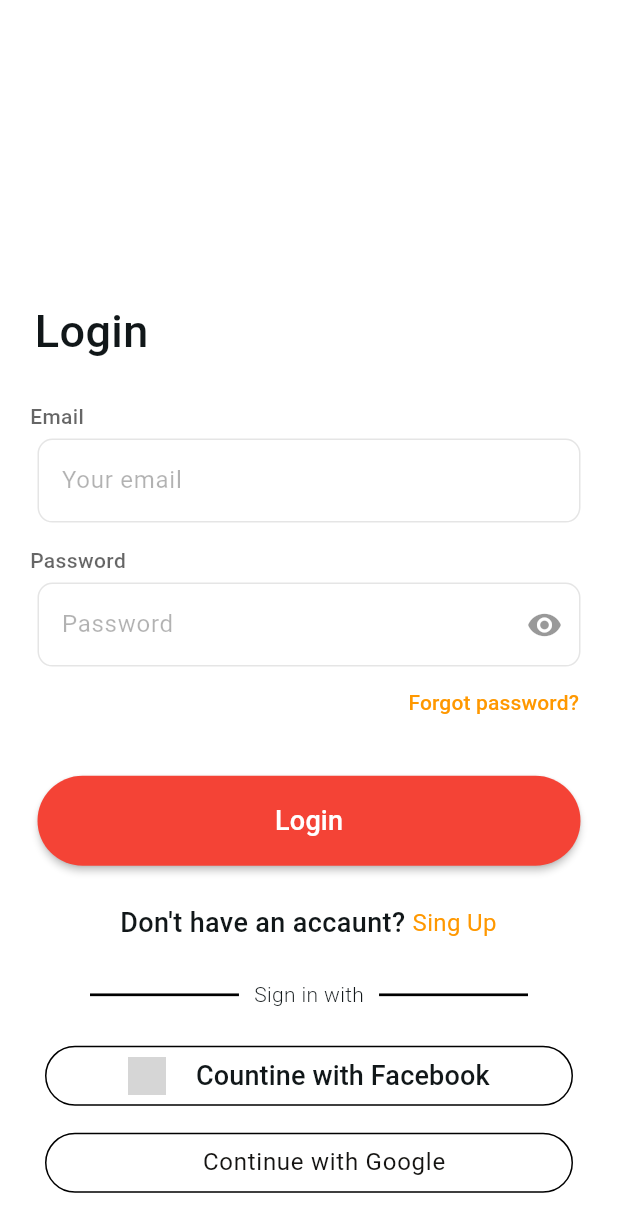
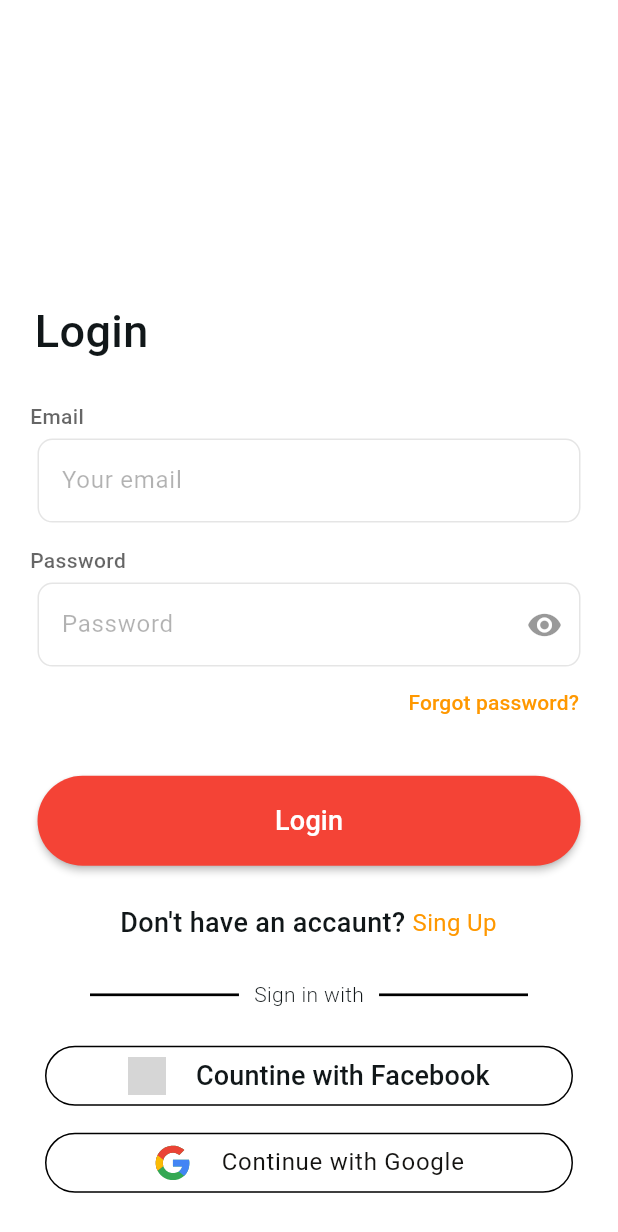
Before and after one commit to Zafarbek708k/food_delivery, a Flutter app: the screen it shows after launch, after a tap on "Start with email", on a phone screen of 412 x 824 dp. Shown: the top 1232 px of the screen. Run offline on Flutter 3.47's test engine with Material 3 defaults, Android fonts, the phone set to English and light mode, and no system bars; our stand-ins replace connectivity_plus, device_preview, dio, flutter_riverpod, flutter_screenutil, flutter_secure_storage and 7 more; missing offline and left inert: yandex_mapkit; network calls fail; Roboto replaces fonts that are missing (Rubik); project files that could hold a hidden picture were left out; grey boxes are pictures that could not be loaded.

Commit message:
commit by Asadbek

```diff
--- a/lib/src/feature/auth/pages/login_page.dart
+++ b/lib/src/feature/auth/pages/login_page.dart
@@ -134,7 +134,10 @@ class LoginPage extends StatelessWidget {
                           child: Row(
                             mainAxisAlignment: MainAxisAlignment.center,
                             children: [
-
+SvgPicture.asset(
+                                "assets/icons/google_icon.svg",
+                                width: 25,
+                              ),
                               const SizedBox(
                                 width: 20,
                               ),
```
